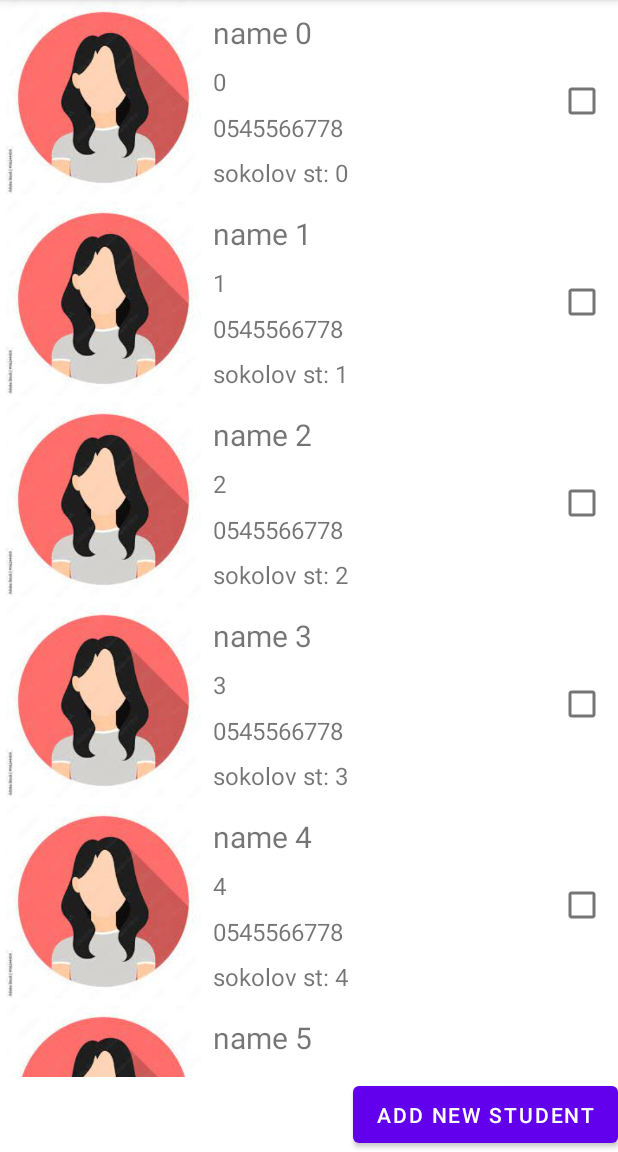
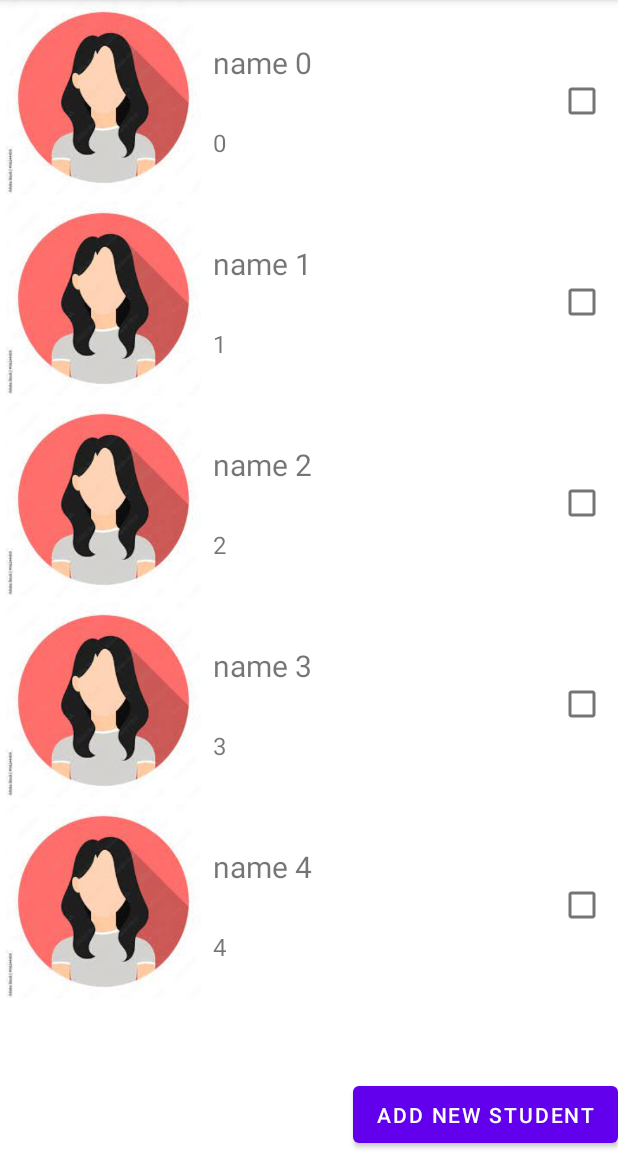
Before and after one commit to ofriaker/studentList, an Android app: the screen it shows after launch (StudentRecyclerList), on a phone screen of 412 x 824 dp, the part 84-1236 px from its top. Run offline under Robolectric (Android 15) with nearby library versions, the phone set to English and light mode, and no system bars.

Commit message:
working on add new student to data

```diff
--- a/app/src/main/java/com/example/studentlist/Model/Model.java
+++ b/app/src/main/java/com/example/studentlist/Model/Model.java
@@ -11,7 +11,7 @@ public class Model {
     }
 
     private Model() {
-        for(int i=0; i<20; i++) {
+        for(int i=0; i<5; i++) {
             addStudent(new Student("name " + i, "" + i, "0545566778", "sokolov st: " +i , "",false));
         }
     }
--- a/app/src/main/java/com/example/studentlist/StudentRecyclerList.java
+++ b/app/src/main/java/com/example/studentlist/StudentRecyclerList.java
@@ -5,10 +5,12 @@ import androidx.appcompat.app.AppCompatActivity;
 import androidx.recyclerview.widget.LinearLayoutManager;
 import androidx.recyclerview.widget.RecyclerView;
 
+import android.content.Intent;
 import android.os.Bundle;
 import android.util.Log;
 import android.view.View;
 import android.view.ViewGroup;
+import android.widget.Button;
 import android.widget.CheckBox;
 import android.widget.TextView;
 import java.util.List;
@@ -24,6 +26,7 @@ public class StudentRecyclerList extends AppCompatActivity {
         super.onCreate(savedInstanceState);
         setContentView(R.layout.activity_student_recycler_list);
         data = Model.instance().getAllStudents();
+        Button addStudentBtn = findViewById(R.id.studentRL_newStudent);
 
         RecyclerView list = findViewById(R.id.studentRecyclerList_list);
         list.setHasFixedSize(true);
@@ -32,6 +35,10 @@ public class StudentRecyclerList extends AppCompatActivity {
         StudentRecyclerAdapter adapter = new StudentRecyclerAdapter();
         list.setAdapter(adapter);
 
+        addStudentBtn.setOnClickListener(view -> {
+            Intent intent = new Intent(StudentRecyclerList.this, NewStudent.class);
+            startActivity(intent);
+        });
         adapter.setOnItemClickListener(new OnItemClickListener() {
             @Override
             public void onItemClick(int pos) {
@@ -39,6 +46,7 @@ public class StudentRecyclerList extends AppCompatActivity {
             }
         });
     }
+
 
     class StudentViewHolder extends RecyclerView.ViewHolder{
         TextView name;
@@ -51,8 +59,6 @@ public class StudentRecyclerList extends AppCompatActivity {
             super(itemView);
             name = itemView.findViewById(R.id.studentListRow_name);
             id = itemView.findViewById(R.id.studentListRow_id);
-            phone = itemView.findViewById(R.id.studentListRow_phone);
-            address = itemView.findViewById(R.id.studentListRow_address);
             cb = itemView.findViewById(R.id.studentListRow_cb);
             cb.setOnClickListener(new View.OnClickListener() {
                 @Override
@@ -74,8 +80,6 @@ public class StudentRecyclerList extends AppCompatActivity {
         public void bind(Student st, int position) {
             name.setText(st.name);
             id.setText(st.id);
-            phone.setText(st.phone);
-            address.setText(st.address);
             cb.setChecked(st.cb);
             cb.setTag(position);
         }
--- a/app/src/main/res/layout/student_list_row.xml
+++ b/app/src/main/res/layout/student_list_row.xml
@@ -46,37 +46,10 @@
         android:layout_marginStart="8dp"
         android:text="TextView"
         android:textSize="16sp"
-        app:layout_constraintBottom_toTopOf="@+id/studentListRow_phone"
+        app:layout_constraintBottom_toBottomOf="parent"
         app:layout_constraintEnd_toStartOf="@+id/studentListRow_cb"
         app:layout_constraintHorizontal_bias="0.5"
         app:layout_constraintStart_toEndOf="@+id/studentListRow_avatar"
         app:layout_constraintTop_toBottomOf="@+id/studentListRow_name" />
 
-    <TextView
-        android:id="@+id/studentListRow_phone"
-        android:layout_width="0dp"
-        android:layout_height="wrap_content"
-        android:layout_marginStart="8dp"
-        android:text="TextView"
-        android:textSize="16sp"
-        app:layout_constraintBottom_toTopOf="@+id/studentListRow_address"
-        app:layout_constraintEnd_toStartOf="@+id/studentListRow_cb"
-        app:layout_constraintHorizontal_bias="0.5"
-        app:layout_constraintStart_toEndOf="@+id/studentListRow_avatar"
-        app:layout_constraintTop_toBottomOf="@+id/studentListRow_id"
-        app:layout_constraintVertical_bias="0.508" />
-
-    <TextView
-        android:id="@+id/studentListRow_address"
-        android:layout_width="0dp"
-        android:layout_height="wrap_content"
-        android:layout_marginStart="8dp"
-        android:text="TextView"
-        android:textSize="16sp"
-        app:layout_constraintBottom_toBottomOf="parent"
-        app:layout_constraintEnd_toStartOf="@+id/studentListRow_cb"
-        app:layout_constraintHorizontal_bias="0.5"
-        app:layout_constraintStart_toEndOf="@+id/studentListRow_avatar"
-        app:layout_constraintTop_toBottomOf="@+id/studentListRow_phone"
-        app:layout_constraintVertical_bias="0.932" />
 </androidx.constraintlayout.widget.ConstraintLayout>
```
Also changed, not shown: app/src/main/java/com/example/studentlist/NewStudent.java (+11 -0 lines), app/src/main/res/layout/activity_new_student.xml (+13 -1 lines).
